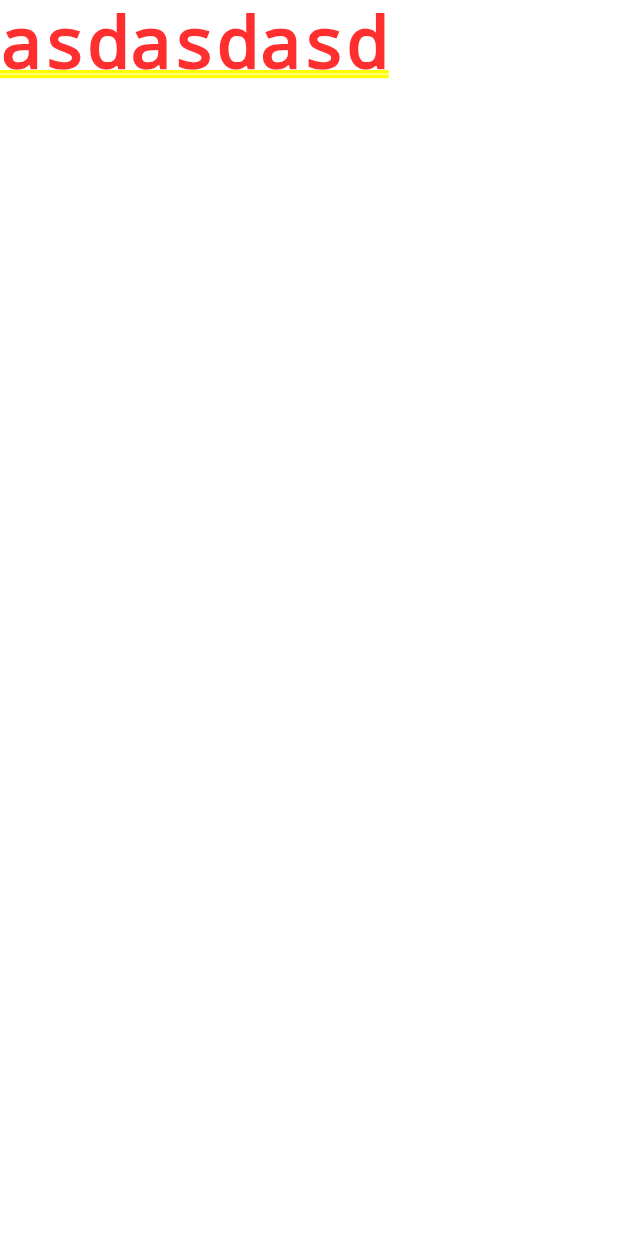
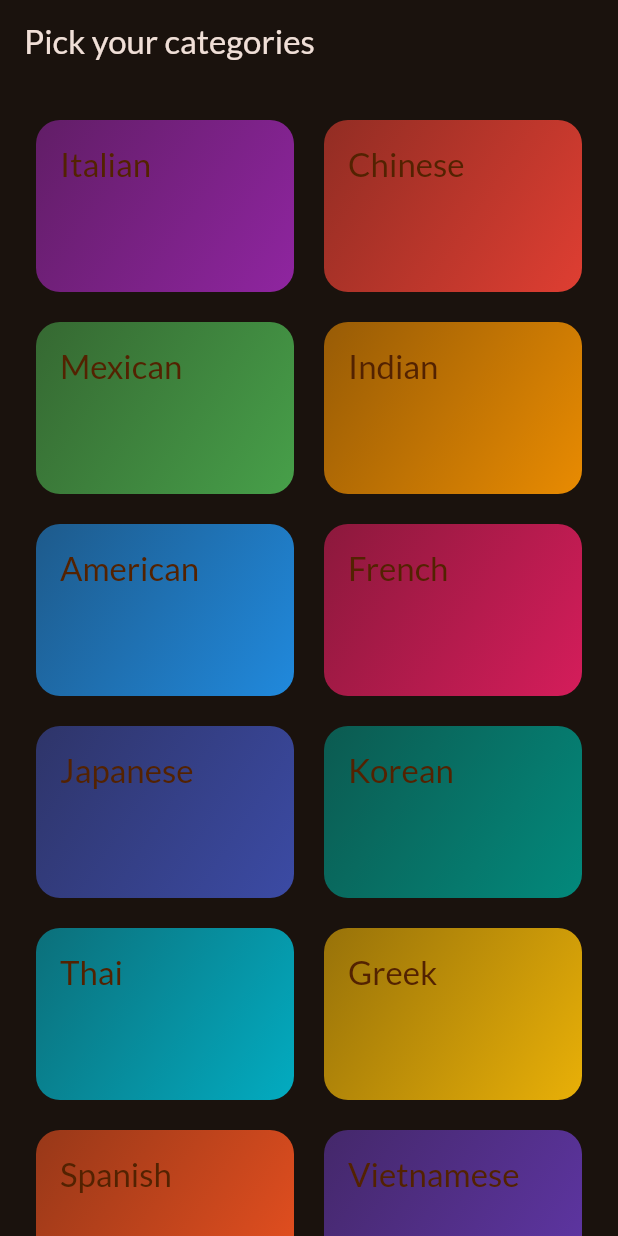
Before and after one commit to zerodow/flutter_meal_app, a Flutter app: the screen it shows after launch, on a phone screen of 412 x 824 dp. Run offline on Flutter 3.47's test engine with Material 3 defaults, Android fonts, the phone set to English and light mode, and no system bars; our stand-ins replace google_fonts.

Commit message:
finish 007

```diff
--- /dev/null
+++ b/lib/data/dummy_data.dart
@@ -0,0 +1,25 @@
+import 'package:meal_app/models/category.dart';
+import 'package:flutter/material.dart';
+
+const availableCategories = [
+  Category(id: '1', title: 'Italian', color: Colors.purple),
+  Category(id: '2', title: 'Chinese', color: Colors.red),
+  Category(id: '3', title: 'Mexican', color: Colors.green),
+  Category(id: '4', title: 'Indian', color: Colors.orange),
+  Category(id: '5', title: 'American', color: Colors.blue),
+  Category(id: '6', title: 'French', color: Colors.pink),
+  Category(id: '7', title: 'Japanese', color: Colors.indigo),
+  Category(id: '8', title: 'Korean', color: Colors.teal),
+  Category(id: '9', title: 'Thai', color: Colors.cyan),
+  Category(id: '10', title: 'Greek', color: Colors.amber),
+  Category(id: '11', title: 'Spanish', color: Colors.deepOrange),
+  Category(id: '12', title: 'Vietnamese', color: Colors.deepPurple),
+  Category(id: '13', title: 'Brazilian', color: Colors.lightGreen),
+  Category(id: '14', title: 'Turkish', color: Colors.lime),
+  Category(id: '15', title: 'German', color: Colors.brown),
+  Category(id: '16', title: 'Russian', color: Colors.blueGrey),
+  Category(id: '17', title: 'Caribbean', color: Colors.yellow),
+  Category(id: '18', title: 'Lebanese', color: Colors.purpleAccent),
+  Category(id: '19', title: 'Persian', color: Colors.orangeAccent),
+  Category(id: '20', title: 'Ethiopian', color: Colors.redAccent),
+];
--- a/lib/main.dart
+++ b/lib/main.dart
@@ -1,6 +1,7 @@
 import 'package:flutter/material.dart';
 
 import 'package:google_fonts/google_fonts.dart';
+import 'package:meal_app/screens/categories.dart';
 
 final theme = ThemeData(
   colorScheme: ColorScheme.fromSeed(
@@ -22,7 +23,7 @@ class App extends StatelessWidget {
   Widget build(BuildContext context) {
     return MaterialApp(
       theme: theme,
-      home: const Text("asdasdasd"),
+      home: const CategoriesScreen(),
     );
   }
 }
--- /dev/null
+++ b/lib/models/category.dart
@@ -0,0 +1,13 @@
+import 'package:flutter/material.dart';
+
+class Category {
+  const Category({
+    required this.id,
+    required this.title,
+    this.color = Colors.orange,
+  });
+
+  final String id;
+  final String title;
+  final Color color;
+}
--- /dev/null
+++ b/lib/models/meal.dart
@@ -0,0 +1,3 @@
+class Meal {
+
+}
--- /dev/null
+++ b/lib/screens/categories.dart
@@ -0,0 +1,30 @@
+import 'package:flutter/material.dart';
+import 'package:meal_app/data/dummy_data.dart';
+import 'package:meal_app/widgets/category_grid_item.dart';
+
+class CategoriesScreen extends StatelessWidget {
+  const CategoriesScreen({super.key});
+
+  @override
+  Widget build(BuildContext context) {
+    return Scaffold(
+        appBar: AppBar(
+          title: const Text("Pick your categories"),
+        ),
+        body: GridView(
+          padding: const EdgeInsets.all(24),
+          gridDelegate: const SliverGridDelegateWithFixedCrossAxisCount(
+            crossAxisCount: 2,
+            childAspectRatio: 1.5,
+            crossAxisSpacing: 20,
+            mainAxisSpacing: 20,
+          ),
+          children: [
+            for (final category in availableCategories)
+              CategoryGridItem(
+                category: category,
+              )
+          ],
+        ));
+  }
+}
--- /dev/null
+++ b/lib/screens/meals.dart
@@ -0,0 +1,10 @@
+import 'package:flutter/material.dart';
+
+class MealsScreen extends StatelessWidget {
+  const MealsScreen({super.key});
+
+  @override
+  Widget build(BuildContext context) {
+    return const Placeholder();
+  }
+}
--- /dev/null
+++ b/lib/widgets/category_grid_item.dart
@@ -0,0 +1,40 @@
+import 'package:flutter/material.dart';
+import 'package:meal_app/models/category.dart';
+
+class CategoryGridItem extends StatelessWidget {
+  const CategoryGridItem({
+    super.key,
+    required this.category,
+  });
+
+  final Category category;
+
+  @override
+  Widget build(BuildContext context) {
+    return InkWell(
+      onTap: () {},
+      splashColor: Colors.red,
+      borderRadius: BorderRadius.circular(16),
+      child: Container(
+        padding: const EdgeInsets.all(16),
+        decoration: BoxDecoration(
+          borderRadius: BorderRadius.circular(16),
+          gradient: LinearGradient(
+            colors: [
+              category.color.withOpacity(0.55),
+              category.color.withOpacity(0.9),
+            ],
+            begin: Alignment.topLeft,
+            end: Alignment.bottomRight,
+          ),
+        ),
+        child: Text(
+          category.title,
+          style: Theme.of(context).textTheme.titleLarge!.copyWith(
+                color: Theme.of(context).colorScheme.onPrimary,
+              ),
+        ),
+      ),
+    );
+  }
+}
```
Also changed, not shown: 1 other file.
